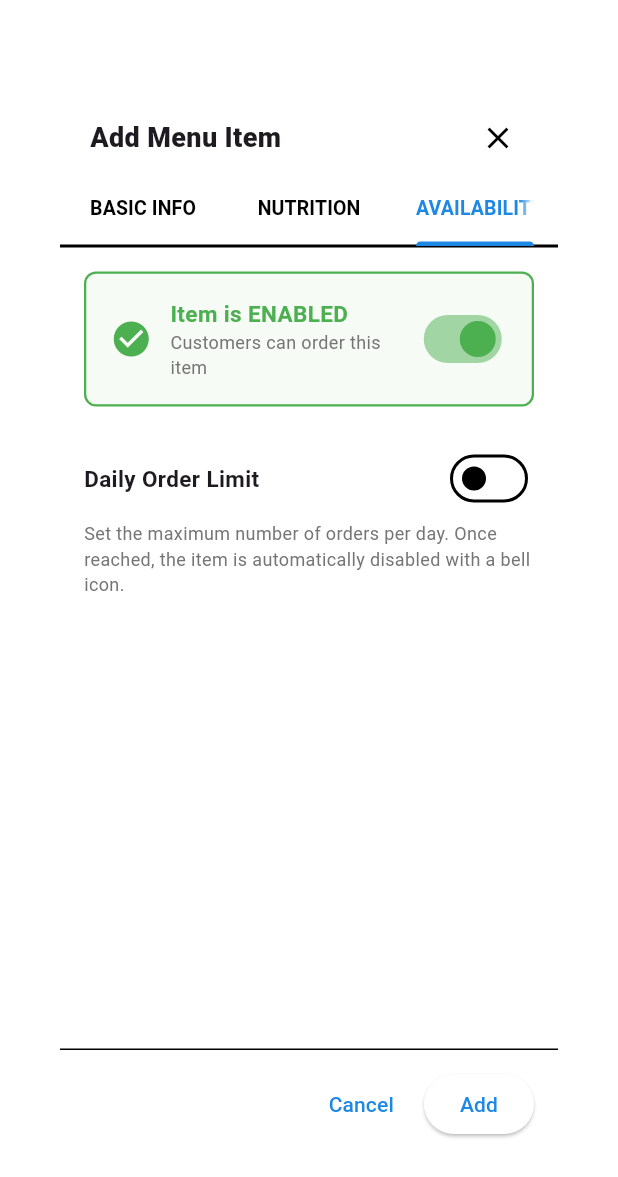
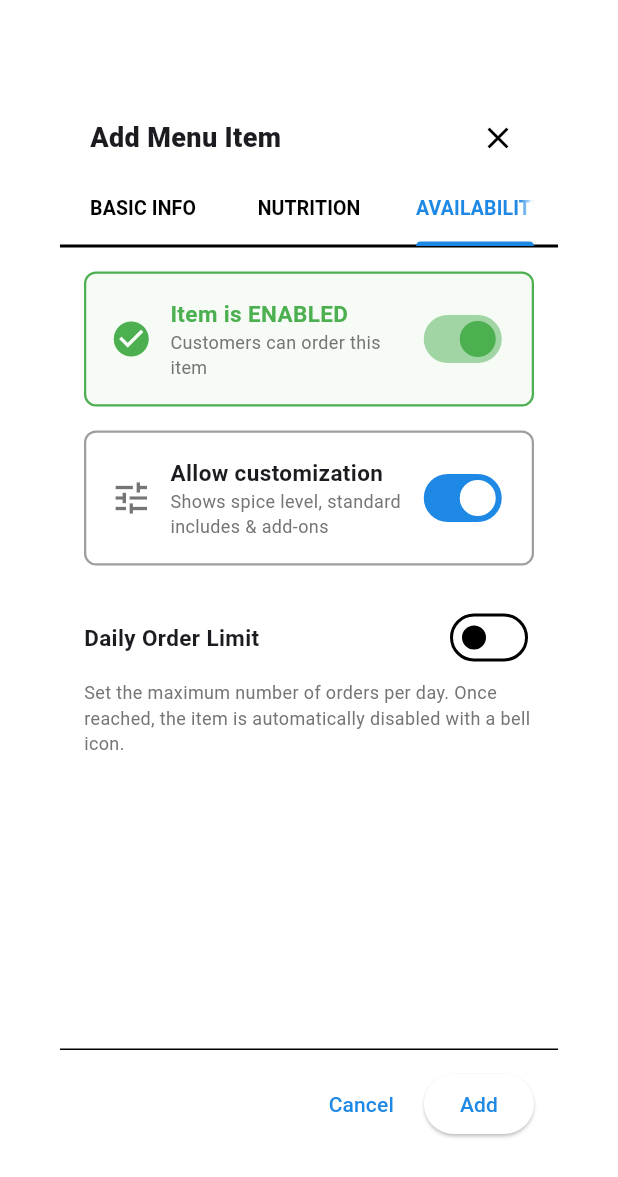
Before and after one commit to mithunvas86-ui/admin, a Flutter app: the _ItemFormDialog widget shown alone on an empty page, opened directly, tab 3 chosen, on a phone screen of 412 x 824 dp. Shown: the top 1177 px of the screen. Run offline on Flutter 3.47's test engine with Material 3 defaults, Android fonts, the phone set to English and light mode, and no system bars; our stand-ins replace fl_chart, flutter_dotenv, go_router, google_fonts, image_picker, shared_preferences and 1 more; accounts and stored records are empty; Roboto replaces fonts that are missing (Chivo).

Commit message:
Add per-item 'Allow customization' toggle (spice/includes/add-ons)
Co-Authored-By: Claude Opus 4.8 <noreply@anthropic.com>

```diff
--- a/lib/models/menu_item.dart
+++ b/lib/models/menu_item.dart
@@ -10,6 +10,7 @@ class MenuItem {
   final String? imageUrl;
   final String? badge;
   final bool featured;
+  final bool customizable;
   final DateTime? createdAt;
   // Nutrition
   final String servingSize;
@@ -34,6 +35,7 @@ class MenuItem {
     this.imageUrl,
     this.badge,
     this.featured = false,
+    this.customizable = true,
     this.createdAt,
     this.servingSize = '',
     this.protein = 0,
@@ -62,6 +64,7 @@ class MenuItem {
       imageUrl: json['image_url'] as String?,
       badge: json['badge'] as String?,
       featured: (json['featured'] as bool?) ?? false,
+      customizable: (json['customizable'] as bool?) ?? true,
       createdAt: json['created_at'] != null
           ? DateTime.tryParse(json['created_at'] as String)
           : null,
@@ -88,6 +91,7 @@ class MenuItem {
         'image_url': imageUrl,
         'badge': badge,
         'featured': featured,
+        'customizable': customizable,
         'created_at': createdAt?.toIso8601String(),
         'serving_size': servingSize,
         'protein': protein,
--- a/lib/pages/menu_page.dart
+++ b/lib/pages/menu_page.dart
@@ -359,6 +359,7 @@ class _ItemFormDialogState extends State<_ItemFormDialog>
 
   String? _badge;
   bool _available = true;
+  bool _customizable = true;
   bool _hasLimit = false;
   File? _imageFile;
   Uint8List? _imageBytes;
@@ -379,6 +380,7 @@ class _ItemFormDialogState extends State<_ItemFormDialog>
       _category = e.category;
       _badge = e.badge;
       _available = e.available;
+      _customizable = e.customizable;
       _servingCtrl.text = e.servingSize;
       _kcalCtrl.text = e.kcal > 0 ? e.kcal.toString() : '';
       _proteinCtrl.text = e.protein > 0 ? e.protein.toStringAsFixed(1) : '';
@@ -442,6 +444,7 @@ class _ItemFormDialogState extends State<_ItemFormDialog>
           badge: _badge,
           imageFile: imgArg,
           available: _available,
+          customizable: _customizable,
           kcal: kcal,
           servingSize: _servingCtrl.text,
           protein: protein,
@@ -460,6 +463,7 @@ class _ItemFormDialogState extends State<_ItemFormDialog>
           badge: _badge,
           imageFile: imgArg,
           available: _available,
+          customizable: _customizable,
           kcal: kcal,
           servingSize: _servingCtrl.text,
           protein: protein,
@@ -567,11 +571,14 @@ class _ItemFormDialogState extends State<_ItemFormDialog>
                   ),
                   _AvailabilityTab(
                     available: _available,
+                    customizable: _customizable,
                     hasLimit: _hasLimit,
                     limitCtrl: _limitCtrl,
                     ordersToday: widget.existing?.ordersToday ?? 0,
                     onAvailableChanged: (v) =>
                         setState(() => _available = v),
+                    onCustomizableChanged: (v) =>
+                        setState(() => _customizable = v),
                     onHasLimitChanged: (v) =>
                         setState(() => _hasLimit = v),
                   ),
@@ -857,18 +864,22 @@ class _NutritionTab extends StatelessWidget {
 
 class _AvailabilityTab extends StatelessWidget {
   final bool available;
+  final bool customizable;
   final bool hasLimit;
   final TextEditingController limitCtrl;
   final int ordersToday;
   final ValueChanged<bool> onAvailableChanged;
+  final ValueChanged<bool> onCustomizableChanged;
   final ValueChanged<bool> onHasLimitChanged;
 
   const _AvailabilityTab({
     required this.available,
+    required this.customizable,
     required this.hasLimit,
     required this.limitCtrl,
     required this.ordersToday,
     required this.onAvailableChanged,
+    required this.onCustomizableChanged,
     required this.onHasLimitChanged,
   });
 
@@ -923,6 +934,42 @@ class _AvailabilityTab extends StatelessWidget {
                   value: available,
                   onChanged: onAvailableChanged,
                   activeColor: Colors.green,
+                ),
+              ],
+            ),
+          ),
+          const SizedBox(height: 16),
+          // Customization toggle
+          Container(
+            padding: const EdgeInsets.all(16),
+            decoration: BoxDecoration(
+              border: Border.all(color: Colors.grey, width: 1.5),
+              borderRadius: BorderRadius.circular(8),
+            ),
+            child: Row(
+              children: [
+                const Icon(Icons.tune, size: 28, color: Colors.black54),
+                const SizedBox(width: 12),
+                Expanded(
+                  child: Column(
+                    crossAxisAlignment: CrossAxisAlignment.start,
+                    children: [
+                      Text('Allow customization',
+                          style: GoogleFonts.chivo(
+                              fontSize: 15, fontWeight: FontWeight.w700)),
+                      Text(
+                        customizable
+                            ? 'Shows spice level, standard includes & add-ons'
+                            : 'Simple item — no spice / includes / add-ons',
+                        style: GoogleFonts.chivo(
+                            fontSize: 12, color: Colors.grey[600]),
+                      ),
+                    ],
+                  ),
+                ),
+                Switch(
+                  value: customizable,
+                  onChanged: onCustomizableChanged,
                 ),
               ],
             ),
--- a/lib/providers/admin_menu_provider.dart
+++ b/lib/providers/admin_menu_provider.dart
@@ -84,6 +84,7 @@ class AdminMenuProvider extends ChangeNotifier {
     double fat = 0,
     double fiber = 0,
     int? dailyLimit,
+    bool customizable = true,
   }) async {
     String? imageUrl;
     if (imageFile != null &&
@@ -101,6 +102,7 @@ class AdminMenuProvider extends ChangeNotifier {
       'description': description ?? '',
       'image_url': imageUrl,
       'available': available,
+      'customizable': customizable,
       'kcal': kcal,
       'serving_size': servingSize,
       'protein': protein,
@@ -132,6 +134,7 @@ class AdminMenuProvider extends ChangeNotifier {
     double? fiber,
     int? dailyLimit,
     bool clearDailyLimit = false,
+    bool? customizable,
   }) async {
     final updateData = <String, dynamic>{
       'name': name,
@@ -140,6 +143,7 @@ class AdminMenuProvider extends ChangeNotifier {
       if (category != null) 'category': category,
       'badge': (badge != null && badge.isNotEmpty) ? badge : null,
       if (available != null) 'available': available,
+      if (customizable != null) 'customizable': customizable,
       if (kcal != null) 'kcal': kcal,
       if (servingSize != null) 'serving_size': servingSize,
       if (protein != null) 'protein': protein,
```
Also changed, not shown: assets/fonts/MaterialIcons-Regular.otf, 2 other files.
